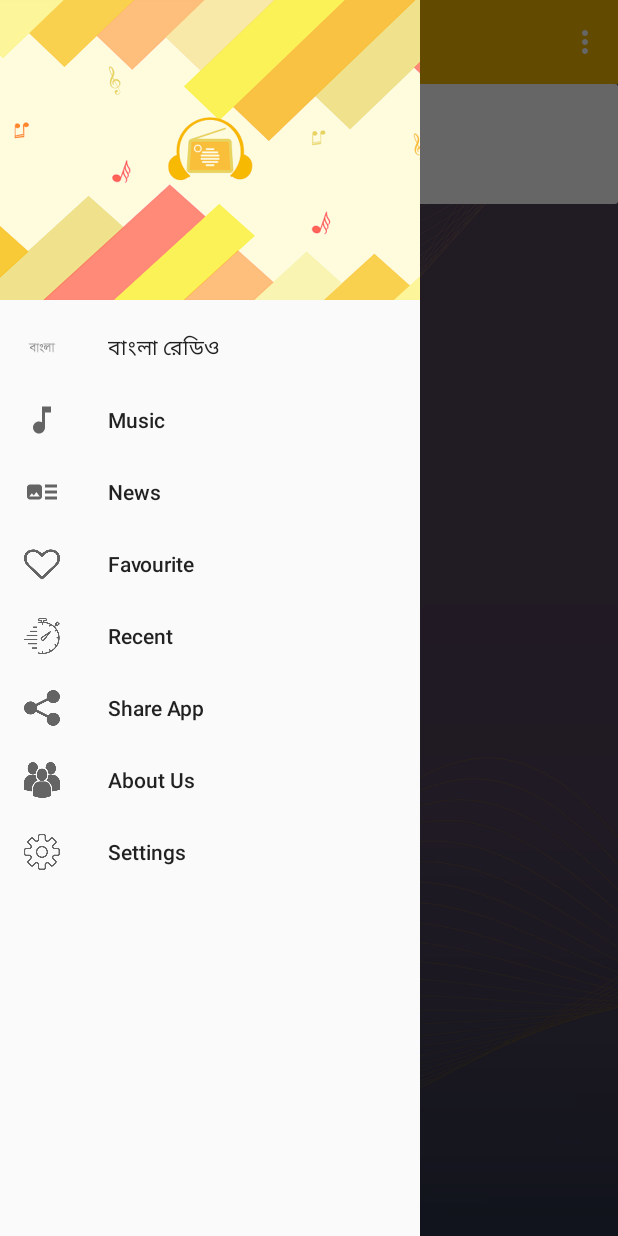
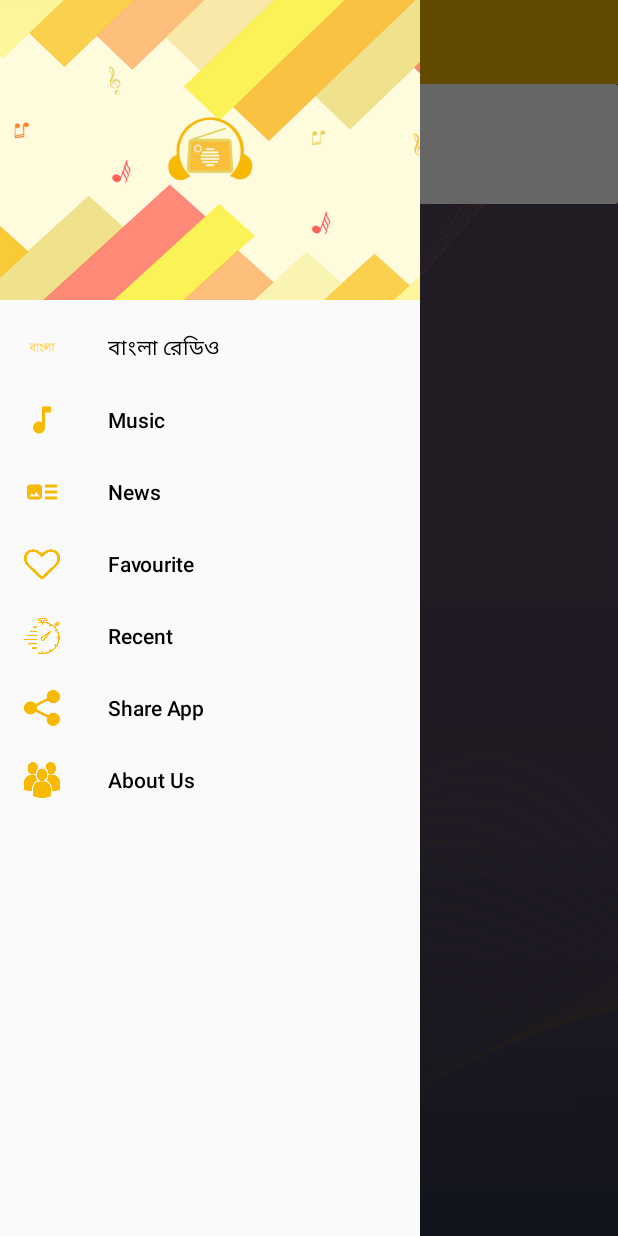
Before and after one commit to habiburrahmantalha/RadioStreamApp, an Android app: the MainActivity screen opened directly, with no data from a screen before it, with the side drawer open, on a phone screen of 412 x 824 dp. Run offline under Robolectric (Android 15) with nearby library versions, the phone set to English and light mode, and no system bars; libraries missing offline, so code that uses them is left out: com.loopj.android, com.sothree.slidinguppanel, cz.msebera.android, io.gresse.hugo; pictures from the network do not load; 11 statements that could not run were skipped.

Commit message:
Settings removed and Navigation drawer update

```diff
--- a/app/src/main/java/com/rrmsense/radiostream/activities/SplashScreenActivity.java
+++ b/app/src/main/java/com/rrmsense/radiostream/activities/SplashScreenActivity.java
@@ -16,7 +16,7 @@ import com.rrmsense.radiostream.R;
 import com.rrmsense.radiostream.Services.NetworkStateReceiver;
 
 public class SplashScreenActivity extends AppCompatActivity implements NetworkStateReceiver.NetworkStateReceiverListener {
-    private static int SPLASH_TIME_OUT = 2000;
+    private static int SPLASH_TIME_OUT = 3000;
     RelativeLayout relativeLayout;
     RelativeLayout internet;
     RelativeLayout noInternet;
@@ -54,7 +54,7 @@ public class SplashScreenActivity extends AppCompatActivity implements NetworkSt
         tx.setTypeface(custom_font);
         ShimmerFrameLayout container = (ShimmerFrameLayout) findViewById(R.id.shimmer_view_container);
         container.setBaseAlpha(0.25f);
-        container.setDuration(1600);
+        container.setDuration(1500);
         //container.setDropoff(0.1f);
         //container.useDefaults();
         container.setRepeatMode(ObjectAnimator.REVERSE);
--- a/app/src/main/res/layout/activity_main.xml
+++ b/app/src/main/res/layout/activity_main.xml
@@ -1,5 +1,6 @@
 <?xml version="1.0" encoding="utf-8"?>
-<android.support.v4.widget.DrawerLayout xmlns:android="http://schemas.android.com/apk/res/android"
+<android.support.v4.widget.DrawerLayout
+    xmlns:android="http://schemas.android.com/apk/res/android"
     xmlns:app="http://schemas.android.com/apk/res-auto"
     xmlns:tools="http://schemas.android.com/tools"
     android:id="@+id/drawer_layout"
@@ -11,7 +12,7 @@
     <include
         layout="@layout/app_bar_main"
         android:layout_width="match_parent"
-        android:layout_height="match_parent" />
+        android:layout_height="match_parent"/>
 
     <android.support.design.widget.NavigationView
         android:id="@+id/nav_view"
@@ -20,6 +21,8 @@
         android:layout_gravity="start"
         android:fitsSystemWindows="true"
         app:headerLayout="@layout/nav_header_main"
-        app:menu="@menu/activity_main_drawer" />
+        app:itemIconTint="@color/yellow"
+        app:itemTextColor="@color/black"
+        app:menu="@menu/activity_main_drawer"/>
 
 </android.support.v4.widget.DrawerLayout>
--- a/app/src/main/res/menu/activity_main_drawer.xml
+++ b/app/src/main/res/menu/activity_main_drawer.xml
@@ -31,10 +31,10 @@
             android:id="@+id/nav_about"
             android:icon="@drawable/aboutus"
             android:title="@string/about_us" />
-        <item
+  <!--      <item
             android:id="@+id/nav_settings"
             android:icon="@drawable/setting"
-            android:title="@string/settings" />
+            android:title="@string/settings" />-->
     </group>
 
 </menu>
```
Also changed, not shown: app/src/main/java/com/rrmsense/radiostream/activities/MainActivity.java (+5 -4 lines).
